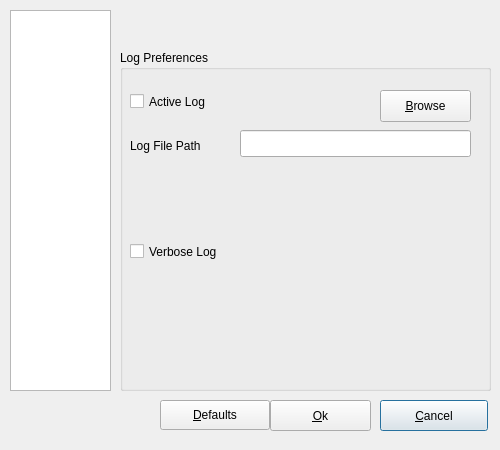
The window that src/preference/profilemain.ui (nmapsi4/nmapsi4) describes before a commit, drawn with Qt 5.
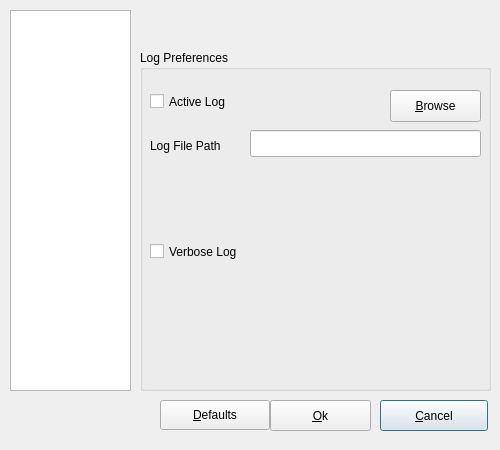
The same window after the commit. The open tabs and pages were chosen to show the change. Icons and pictures are not drawn.

Patch:
```diff
--- a/src/preference/profilemain.ui
+++ b/src/preference/profilemain.ui
@@ -73,7 +73,7 @@
     <rect>
      <x>10</x>
      <y>10</y>
-     <width>101</width>
+     <width>121</width>
      <height>381</height>
     </rect>
    </property>
@@ -93,7 +93,7 @@
     <enum>QListView::Adjust</enum>
    </property>
    <property name="spacing" >
-    <number>20</number>
+    <number>24</number>
    </property>
    <property name="viewMode" >
     <enum>QListView::IconMode</enum>
@@ -105,9 +105,9 @@
   <widget class="QLabel" name="labelTitle" >
    <property name="geometry" >
     <rect>
-     <x>120</x>
+     <x>140</x>
      <y>10</y>
-     <width>371</width>
+     <width>351</width>
      <height>31</height>
     </rect>
    </property>
@@ -124,9 +124,9 @@
   <widget class="QStackedWidget" name="stackPref" >
    <property name="geometry" >
     <rect>
-     <x>120</x>
+     <x>140</x>
      <y>50</y>
-     <width>371</width>
+     <width>351</width>
      <height>341</height>
     </rect>
    </property>
@@ -226,7 +226,7 @@
      <rect>
       <x>0</x>
       <y>0</y>
-      <width>371</width>
+      <width>351</width>
       <height>341</height>
      </rect>
     </property>
@@ -235,7 +235,7 @@
       <rect>
        <x>0</x>
        <y>0</y>
-       <width>371</width>
+       <width>351</width>
        <height>341</height>
       </rect>
      </property>
@@ -245,7 +245,7 @@
      <widget class="QPushButton" name="buttonLogB" >
       <property name="geometry" >
        <rect>
-        <x>260</x>
+        <x>250</x>
         <y>40</y>
         <width>91</width>
         <height>32</height>
@@ -262,7 +262,7 @@
      <widget class="QLineEdit" name="lineEditPath" >
       <property name="geometry" >
        <rect>
-        <x>120</x>
+        <x>110</x>
         <y>80</y>
         <width>231</width>
         <height>27</height>
```
Left out of the diff: 10 changed lines with no effect on the pictures.
